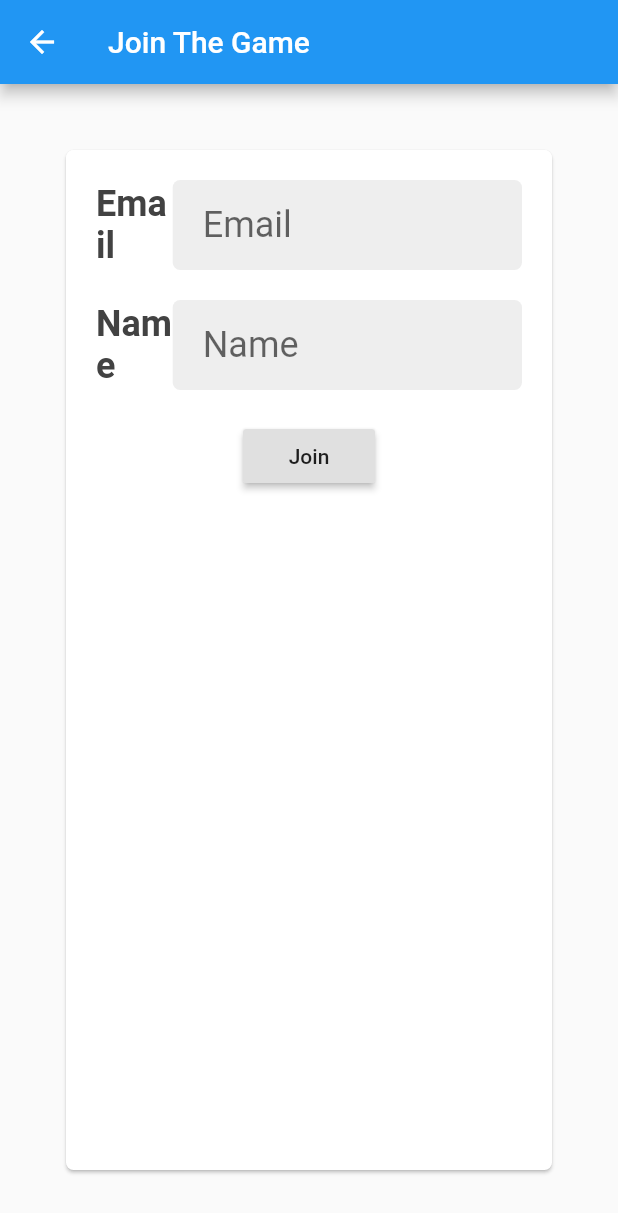
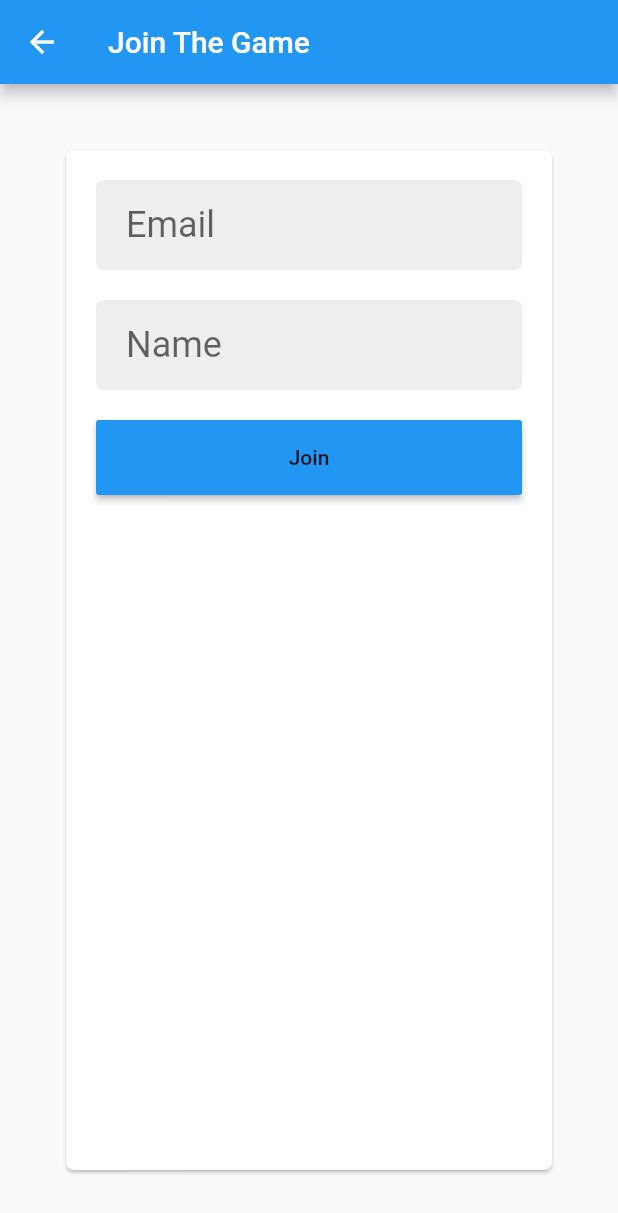
Before and after one commit to awi93/word-scramble-frontend, a Flutter app: the Login screen opened by its route, on a phone screen of 412 x 824 dp. Shown: the top 1213 px of the screen. Run offline on Flutter 3.47's test engine with Material 2 defaults, Android fonts, the phone set to English and light mode, and no system bars; our stand-ins replace bloc, equatable, flutter_bloc, shared_preferences; missing offline and left inert: dart:html; accounts and stored records are empty; statements that could not run were skipped.

Commit message:
fixing some template

```diff
--- a/lib/ui/login/login.dart
+++ b/lib/ui/login/login.dart
@@ -52,20 +52,6 @@ class _Login extends State<Login> {
                                   Row(
                                     children: <Widget>[
                                       Expanded(
-                                        flex: 18,
-                                        child: Container(
-                                          alignment: Alignment.center,
-                                          child: Text(
-                                            "Email",
-                                            style: TextStyle(
-                                                color: Colors.grey[800],
-                                                fontSize: 24,
-                                                fontWeight: FontWeight.bold),
-                                          ),
-                                        ),
-                                      ),
-                                      Expanded(
-                                        flex: 82,
                                         child: TextFormField(
                                           onSaved: (String value) {
                                             _username = value;
@@ -97,20 +83,6 @@ class _Login extends State<Login> {
                                   Row(
                                     children: <Widget>[
                                       Expanded(
-                                        flex: 18,
-                                        child: Container(
-                                          alignment: Alignment.center,
-                                          child: Text(
-                                            "Name",
-                                            style: TextStyle(
-                                                color: Colors.grey[800],
-                                                fontSize: 24,
-                                                fontWeight: FontWeight.bold),
-                                          ),
-                                        ),
-                                      ),
-                                      Expanded(
-                                        flex: 82,
                                         child: TextFormField(
                                           onSaved: (String value) {
                                             _name = value;
@@ -138,7 +110,8 @@ class _Login extends State<Login> {
                                   ),
                                   Container(height: 20),
                                   Container(
-                                    alignment: Alignment.center,
+                                    width: double.infinity,
+                                    height: 50,
                                     child: RaisedButton(
                                       onPressed: () {
                                         if (_formKey.currentState.validate()) {
@@ -152,6 +125,7 @@ class _Login extends State<Login> {
                                         }
                                       },
                                       child: Text("Join"),
+                                      color: Colors.blue,
                                     ),
                                   )
                                 ],
```
Also changed, not shown: lib/ui/play/widgets/question_submission/question_submission.dart (+47 -28 lines), lib/ui/scoreboard/scoreboard.dart (+8 -3 lines), lib/ui/play/play.dart (indentation only).
